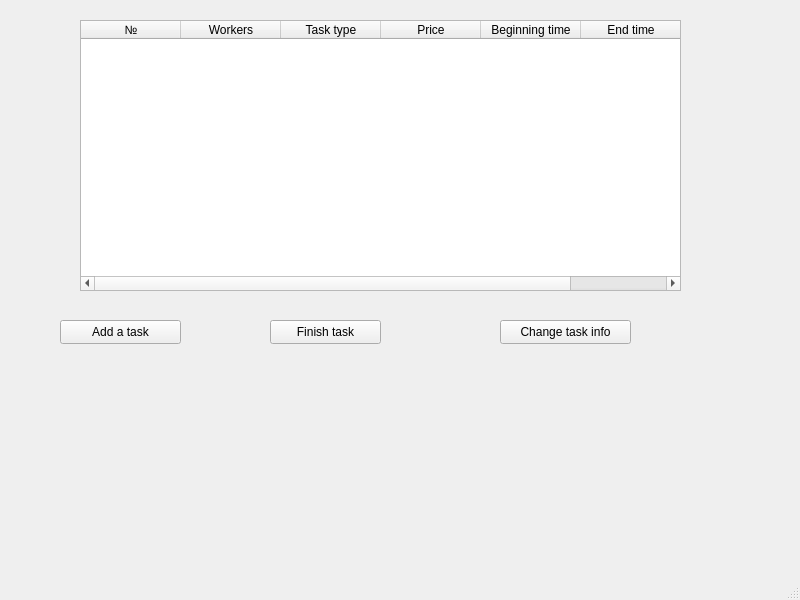
First picture: the form in mainwindow.ui, repository Daun239/carWashBumchyky, before the edit.
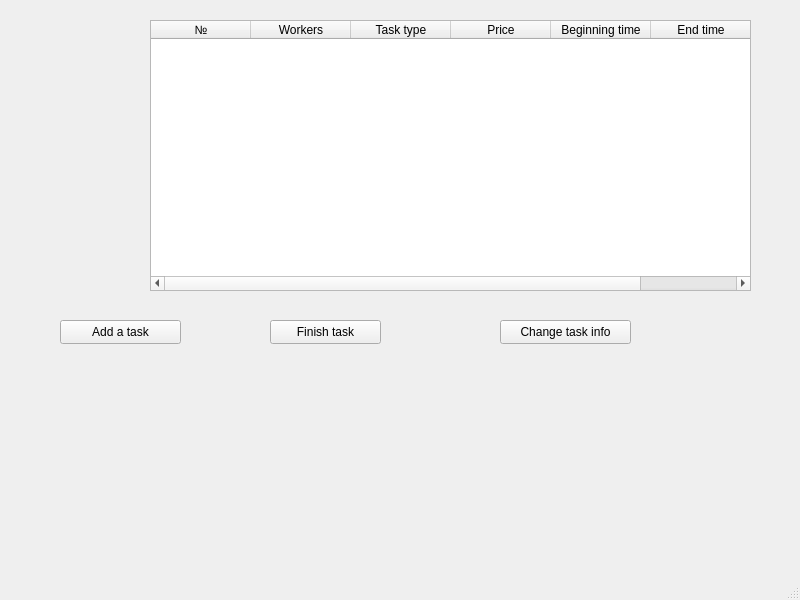
Second picture: the form after the edit.

Patch:
```diff
--- a/mainwindow.ui
+++ b/mainwindow.ui
@@ -30,7 +30,7 @@
    <widget class="QTableWidget" name="currentTable">
     <property name="geometry">
      <rect>
-      <x>80</x>
+      <x>150</x>
       <y>20</y>
       <width>601</width>
       <height>271</height>
```
Left out of the diff: 2 changed lines with no effect on the pictures.
